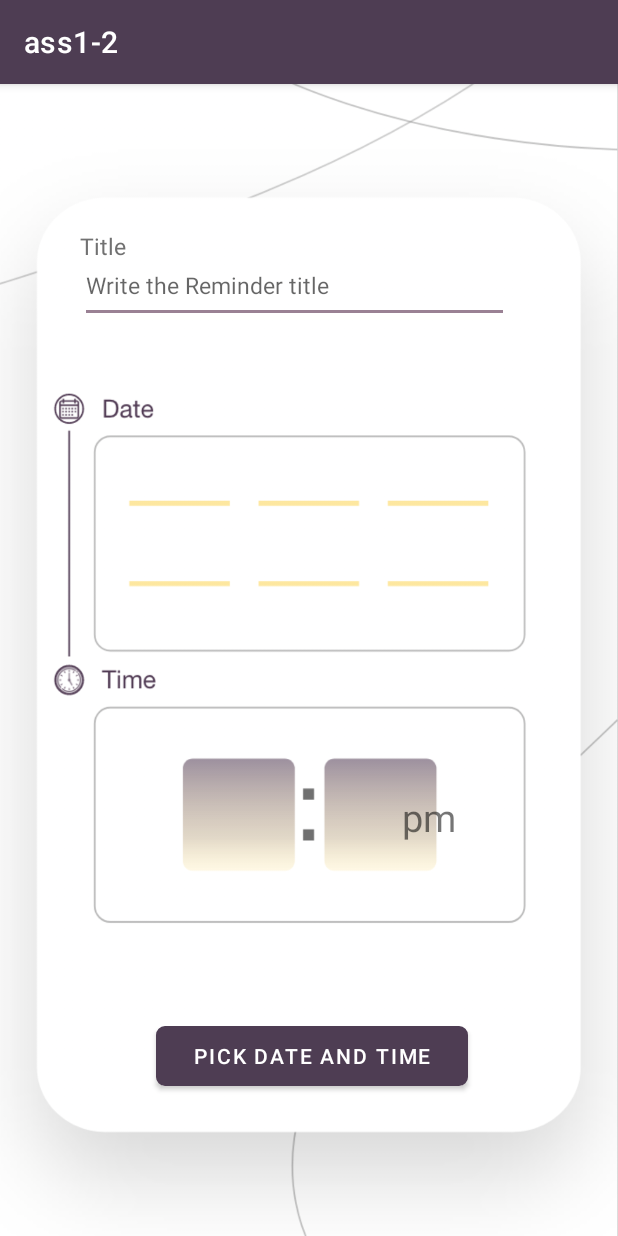
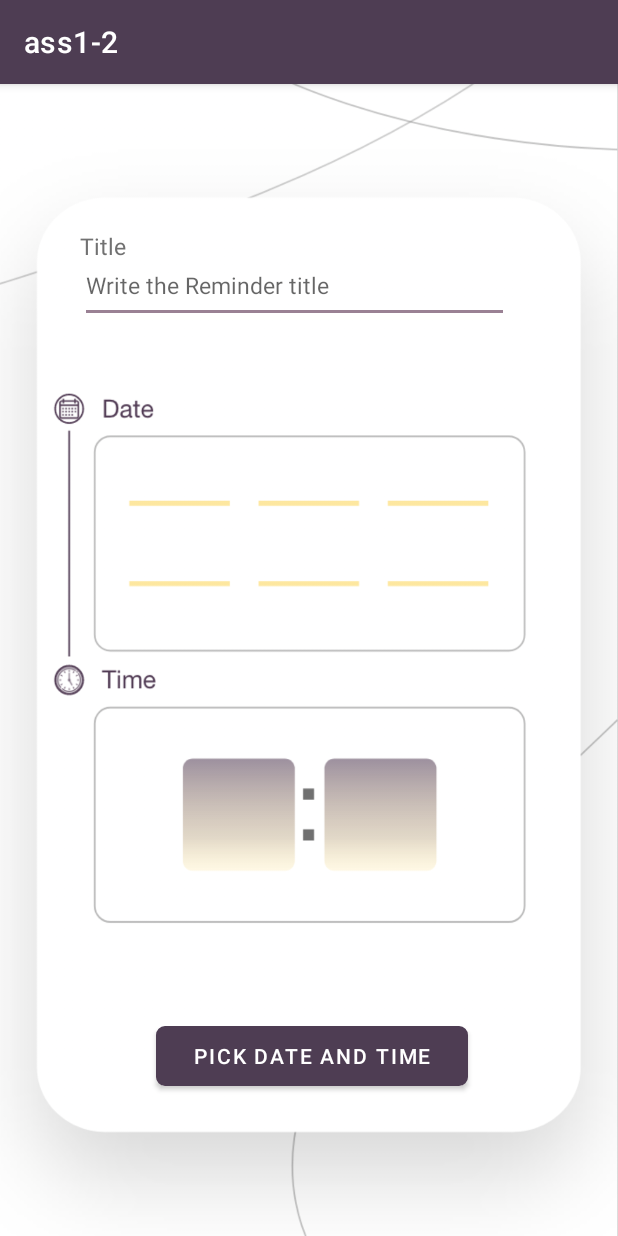
Before and after one commit to Arob122/G7_SWE483_ASS1, an Android app: the screen it shows after launch (MainActivity), on a phone screen of 412 x 824 dp. Run offline under Robolectric (Android 15) with nearby library versions, the phone set to English and light mode, and no system bars.

Commit message:
change in GUI2

```diff
--- a/app/src/main/res/layout/activity_main.xml
+++ b/app/src/main/res/layout/activity_main.xml
@@ -140,21 +140,4 @@
         app:layout_constraintTop_toTopOf="parent"
         app:layout_constraintVertical_bias="0.675" />
 
-    <TextView
-        android:id="@+id/time"
-        android:layout_width="57dp"
-        android:layout_height="39dp"
-        android:layout_marginStart="280dp"
-        android:layout_marginTop="420dp"
-        android:layout_marginEnd="132dp"
-        android:layout_marginBottom="235dp"
-        android:gravity="center"
-        android:textSize="25sp"
-        android:text="pm"
-        app:layout_constraintBottom_toBottomOf="parent"
-        app:layout_constraintEnd_toEndOf="parent"
-        app:layout_constraintHorizontal_bias="0.4"
-        app:layout_constraintStart_toStartOf="parent"
-        app:layout_constraintTop_toTopOf="parent"
-        app:layout_constraintVertical_bias="0.675" />
 </androidx.constraintlayout.widget.ConstraintLayout>
```
